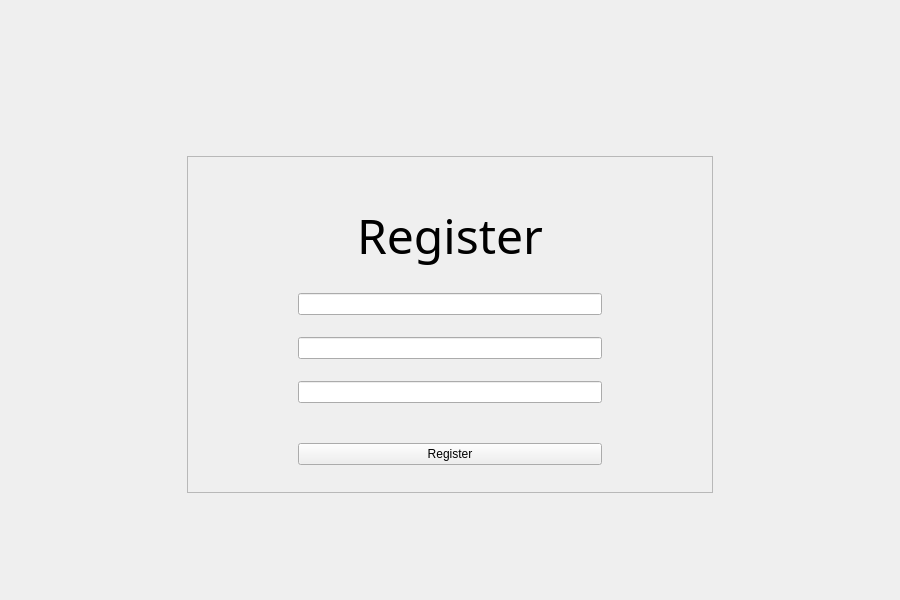
Qt form message-client/1.Login/ui/RegWidget.ui (yxiao-yang/message-client) before a commit.
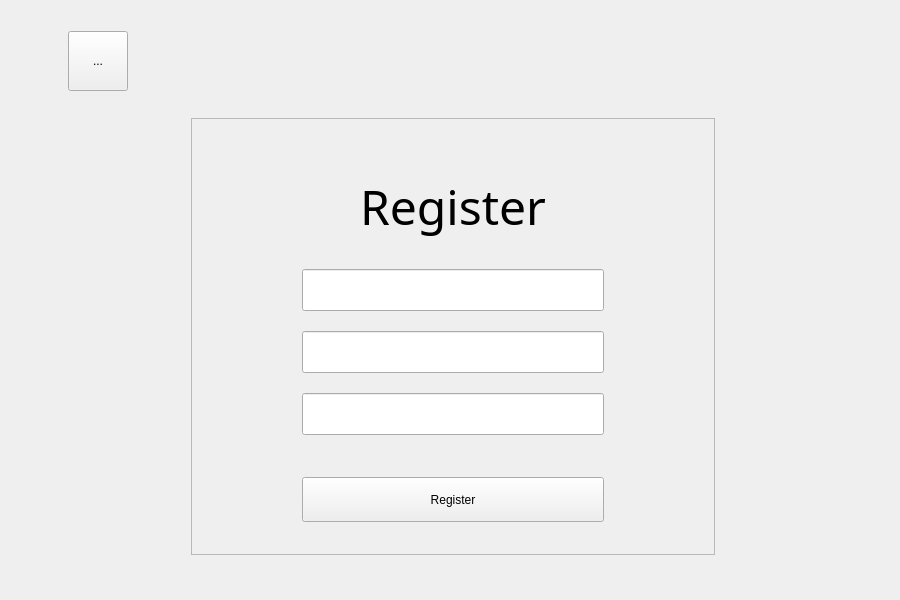
The same form after that commit.

The edit to the form file:
```diff
--- a/message-client/1.Login/ui/RegWidget.ui
+++ b/message-client/1.Login/ui/RegWidget.ui
@@ -13,7 +13,7 @@
   <property name="windowTitle">
    <string>Form</string>
   </property>
-  <layout class="QGridLayout" name="gridLayout" rowstretch="3,7,2,0" columnstretch="1,3,1">
+  <layout class="QGridLayout" name="gridLayout" rowstretch="3,13,1" columnstretch="1,3,1">
    <item row="0" column="1">
     <spacer name="verticalSpacer">
      <property name="orientation">
@@ -63,7 +63,7 @@
        </spacer>
       </item>
       <item>
-       <layout class="QVBoxLayout" name="RegLayout" stretch="2,1,1,7,1,1,1">
+       <layout class="QVBoxLayout" name="RegLayout" stretch="2,1,1,8,1,2,1">
         <item>
          <spacer name="verticalSpacer_5">
           <property name="orientation">
@@ -109,29 +109,16 @@
         <item>
          <layout class="QVBoxLayout" name="EditLayout">
           <item>
-           <layout class="QVBoxLayout" name="PhoneLayout">
+           <layout class="QVBoxLayout" name="UserNameLayout" stretch="3,1">
             <item>
-             <widget class="QLineEdit" name="PhoneLedit"/>
-            </item>
-            <item>
-             <spacer name="PhoneVSpacer">
-              <property name="orientation">
-               <enum>Qt::Vertical</enum>
+             <widget class="QLineEdit" name="UserNameLedit">
+              <property name="sizePolicy">
+               <sizepolicy hsizetype="Expanding" vsizetype="Expanding">
+                <horstretch>0</horstretch>
+                <verstretch>0</verstretch>
+               </sizepolicy>
               </property>
-              <property name="sizeHint" stdset="0">
-               <size>
-                <width>20</width>
-                <height>40</height>
-               </size>
-              </property>
-             </spacer>
-            </item>
-           </layout>
-          </item>
-          <item>
-           <layout class="QVBoxLayout" name="UserNameLayout">
-            <item>
-             <widget class="QLineEdit" name="UserNameLedit"/>
+             </widget>
             </item>
             <item>
              <spacer name="UserNameVspacer">
@@ -149,9 +136,16 @@
            </layout>
           </item>
           <item>
-           <layout class="QVBoxLayout" name="PasswordLayout">
+           <layout class="QVBoxLayout" name="PasswordLayout" stretch="3,1">
             <item>
-             <widget class="QLineEdit" name="PasswordLedit"/>
+             <widget class="QLineEdit" name="PasswordLedit">
+              <property name="sizePolicy">
+               <sizepolicy hsizetype="Expanding" vsizetype="Expanding">
+                <horstretch>0</horstretch>
+                <verstretch>0</verstretch>
+               </sizepolicy>
+              </property>
+             </widget>
             </item>
             <item>
              <spacer name="PasswordVspacer">
@@ -168,6 +162,33 @@
             </item>
            </layout>
           </item>
+          <item>
+           <layout class="QVBoxLayout" name="PhoneLayout" stretch="3,1">
+            <item>
+             <widget class="QLineEdit" name="PhoneLedit">
+              <property name="sizePolicy">
+               <sizepolicy hsizetype="Expanding" vsizetype="Expanding">
+                <horstretch>0</horstretch>
+                <verstretch>0</verstretch>
+               </sizepolicy>
+              </property>
+             </widget>
+            </item>
+            <item>
+             <spacer name="PhoneVSpacer">
+              <property name="orientation">
+               <enum>Qt::Vertical</enum>
+              </property>
+              <property name="sizeHint" stdset="0">
+               <size>
+                <width>20</width>
+                <height>40</height>
+               </size>
+              </property>
+             </spacer>
+            </item>
+           </layout>
+          </item>
          </layout>
         </item>
         <item>
@@ -256,6 +277,29 @@
      </property>
     </spacer>
    </item>
+   <item row="0" column="0">
+    <layout class="QHBoxLayout" name="horizontalLayout_2">
+     <item>
+      <widget class="QToolButton" name="ReturnTb">
+       <property name="minimumSize">
+        <size>
+         <width>60</width>
+         <height>60</height>
+        </size>
+       </property>
+       <property name="text">
+        <string>...</string>
+       </property>
+       <property name="iconSize">
+        <size>
+         <width>50</width>
+         <height>50</height>
+        </size>
+       </property>
+      </widget>
+     </item>
+    </layout>
+   </item>
   </layout>
  </widget>
  <resources/>
```
Left out of the diff: 2 changed lines with no effect on the pictures.
